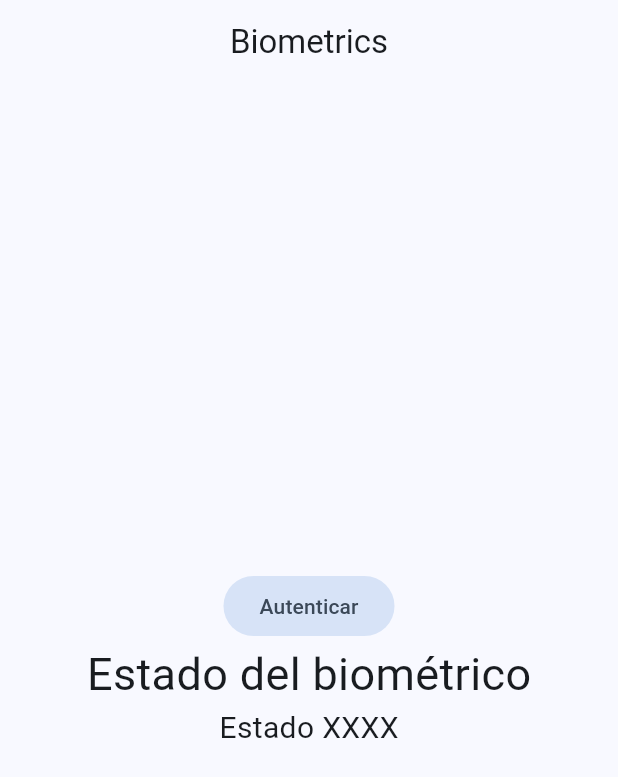
After one commit to LuisPulenta/miscelaneos, a Flutter app: the BiometricScreen screen opened by its route, on a phone screen of 412 x 824 dp. The commit adds this screen. Shown: the top 777 px of the screen. Run offline on Flutter 3.47's test engine with Material 2 defaults, Android fonts, the phone set to English and light mode, and no system bars; our stand-ins replace dio, flutter_compass, flutter_riverpod, go_router, google_fonts, local_auth and 3 more.

Commit message:
Video 93

```diff
--- a/lib/config/router/app_router.dart
+++ b/lib/config/router/app_router.dart
@@ -41,4 +41,8 @@ final appRouter = GoRouter(initialLocation: '/', routes: [
               return PokemonScreen(pokemonId: id);
             }),
       ]),
+  GoRoute(
+    path: '/biometrics',
+    builder: (context, state) => const BiometricScreen(),
+  ),
 ]);
--- /dev/null
+++ b/lib/presentation/screens/biometrics/biometric_screen.dart
@@ -0,0 +1,35 @@
+import 'package:flutter/material.dart';
+
+class BiometricScreen extends StatelessWidget {
+  const BiometricScreen({Key? key}) : super(key: key);
+
+  @override
+  Widget build(BuildContext context) {
+    return Scaffold(
+      appBar: AppBar(
+        title: const Text('Biometrics'),
+        centerTitle: true,
+      ),
+      body: Center(
+        child: Column(
+          mainAxisAlignment: MainAxisAlignment.center,
+          children: [
+            FilledButton.tonal(
+              onPressed: () {},
+              child: const Text('Autenticar'),
+            ),
+            //TODO: Feedback del proceso
+            const Text(
+              'Estado del biométrico',
+              style: TextStyle(fontSize: 30),
+            ),
+            const Text(
+              'Estado XXXX',
+              style: TextStyle(fontSize: 20),
+            ),
+          ],
+        ),
+      ),
+    );
+  }
+}
--- a/lib/presentation/screens/screens.dart
+++ b/lib/presentation/screens/screens.dart
@@ -8,3 +8,4 @@ export 'sensors/gyroscope_screen.dart';
 export 'sensors/magnetometer_screen.dart';
 export 'pokemons/pokemons_screen.dart';
 export 'pokemons/pokemon_screen.dart';
+export 'biometrics/biometric_screen.dart';
--- a/lib/presentation/widgets/shared/main_menu.dart
+++ b/lib/presentation/widgets/shared/main_menu.dart
@@ -104,6 +104,11 @@ final List<MenuItem> menuItems = [
       icon: Icons.catching_pokemon,
       route: '/pokemons',
       colors: [Colors.cyanAccent, Colors.cyan]),
+  MenuItem(
+      title: 'Biometrics',
+      icon: Icons.fingerprint,
+      route: '/biometrics',
+      colors: [Colors.blueAccent, Colors.blue]),
 ];
 
 //----------------------------------------------------------------
--- a/pubspec.yaml
+++ b/pubspec.yaml
@@ -43,6 +43,7 @@ dependencies:
   flutter_compass: ^0.7.0
   dio: ^5.1.2
   share_plus: ^7.0.0
+  local_auth: ^2.1.6
 
 
 
```
Also changed, not shown: lib/config/plugins/local_auth_plugin.dart (added, +59 -0 lines), pubspec.lock, 2 other files.
